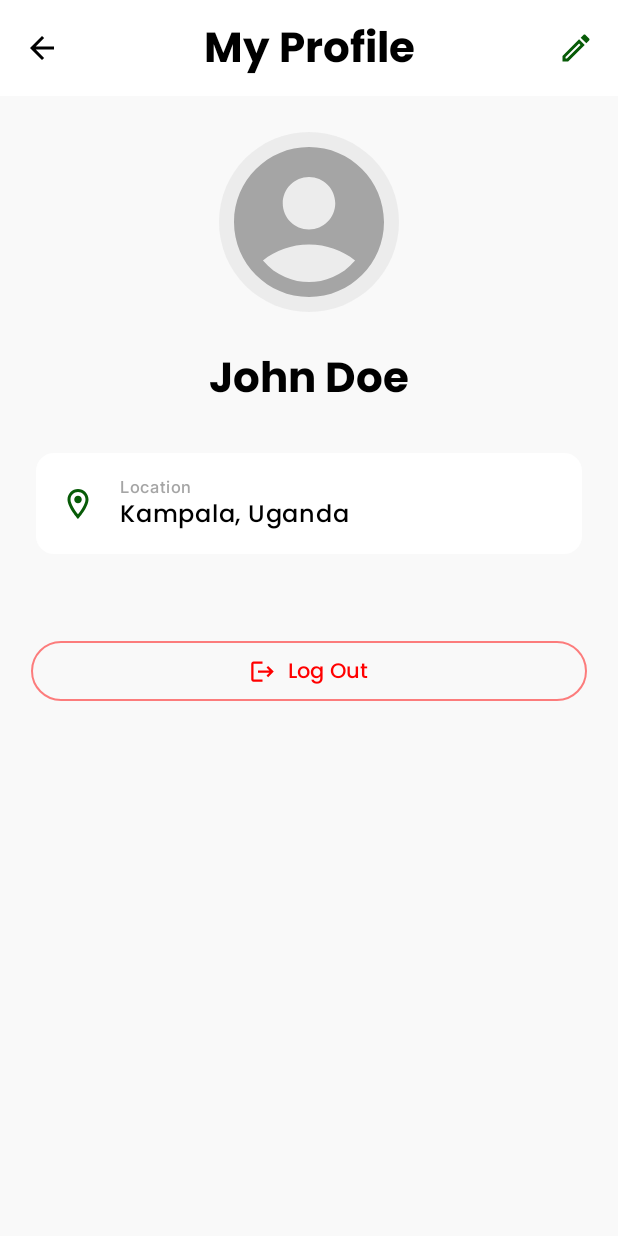
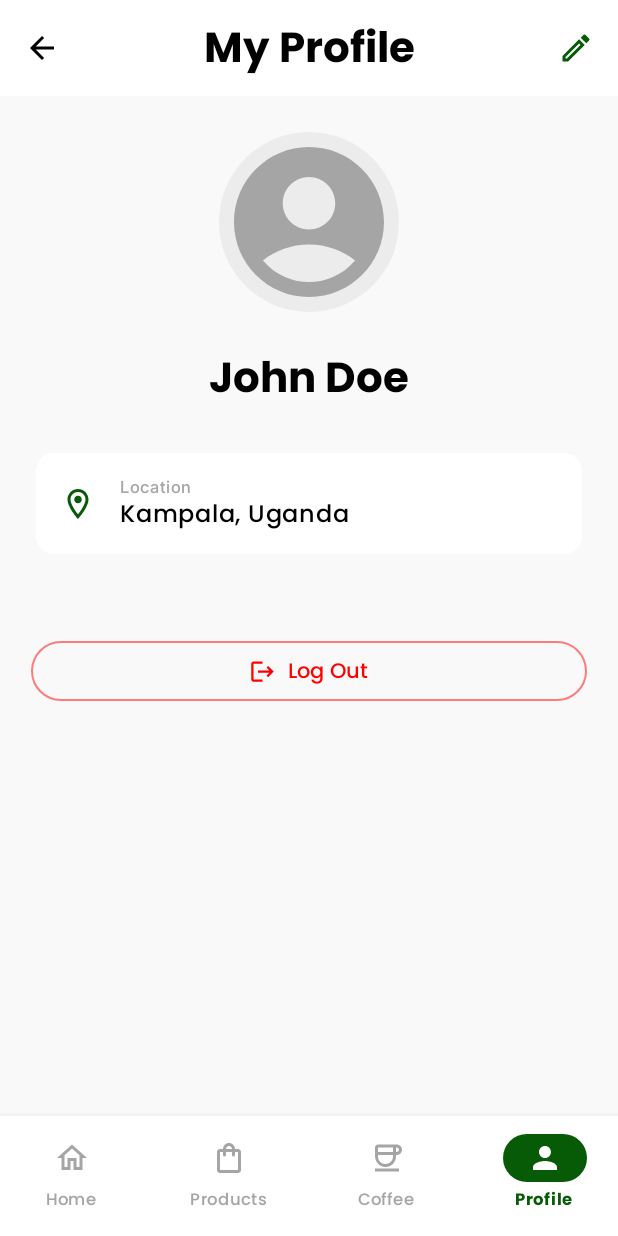
Before and after one commit to devharunah/Kawa, an Android app built with Jetpack Compose: the ProfileScreen screen opened through its navigation route, on a phone screen of 412 x 824 dp. Run offline under Robolectric (Android 15) with nearby library versions, the phone set to English and light mode, and no system bars.

Commit message:
Implement bottom navigation and refactor profile components
- Add `KawaBottomBar` component with navigation logic and styling
- Implement `BottomNavItem` sealed class for Home, Coffee, Products, and Profile routes
- Update `KawaNavGraph` to include `Scaffold` with `KawaBottomBar` for authenticated screens
- Refactor `ProfileScreen` by extracting `ProfileInfoCard`, `ExperienceEditItem`, `ExperienceReadOnlyItem`, and `SectionHeader` into separate components
- Update `Screen` sealed class to reorganize routes and rename `postproduct` to `Postproduct`
- Add `PostProduct` and `Coffee` placeholder routes to the navigation graph
- Add project dictionary words to ignore spellcheck errors

```diff
--- /dev/null
+++ b/app/src/main/java/com/example/kawa/navigation/BottomNavItem.kt
@@ -0,0 +1,47 @@
+package com.example.kawa.navigation
+
+import androidx.compose.material.icons.Icons
+import androidx.compose.material.icons.filled.Coffee
+import androidx.compose.material.icons.filled.Home
+import androidx.compose.material.icons.filled.Person
+import androidx.compose.material.icons.filled.ShoppingBag
+import androidx.compose.material.icons.outlined.Coffee
+import androidx.compose.material.icons.outlined.Home
+import androidx.compose.material.icons.outlined.Person
+import androidx.compose.material.icons.outlined.ShoppingBag
+import androidx.compose.ui.graphics.vector.ImageVector
+import com.example.kawa.navigation.screens.Screen
+
+sealed class BottomNavItem(
+    val route: String,
+    val title: String,
+    val selectedIcon: ImageVector,
+    val unselectedIcon: ImageVector
+) {
+    object Home : BottomNavItem(
+        route = Screen.Home.route,
+        title = "Home",
+        selectedIcon = Icons.Filled.Home,
+        unselectedIcon = Icons.Outlined.Home
+    )
+
+    object Coffee : BottomNavItem(
+        route = "coffee_screen", // Placeholder route
+        title = "Coffee",
+        selectedIcon = Icons.Filled.Coffee,
+        unselectedIcon = Icons.Outlined.Coffee
+    )
+    object Products : BottomNavItem(
+        route = Screen.Postproduct.route, // Currently pointing to PostProduct as requested
+        title = "Products",
+        selectedIcon = Icons.Filled.ShoppingBag,
+        unselectedIcon = Icons.Outlined.ShoppingBag
+    )
+
+    object Profile : BottomNavItem(
+        route = Screen.ProfileScreen.route,
+        title = "Profile",
+        selectedIcon = Icons.Filled.Person,
+        unselectedIcon = Icons.Outlined.Person
+    )
+}
--- a/app/src/main/java/com/example/kawa/navigation/KawaNavGraph.kt
+++ b/app/src/main/java/com/example/kawa/navigation/KawaNavGraph.kt
@@ -1,14 +1,26 @@
 package com.example.kawa.navigation
 
+import androidx.compose.foundation.layout.Box
+import androidx.compose.foundation.layout.fillMaxSize
+import androidx.compose.foundation.layout.padding
+import androidx.compose.material3.Scaffold
+import androidx.compose.material3.Text
 import androidx.compose.runtime.Composable
+import androidx.compose.runtime.getValue
+import androidx.compose.ui.Alignment
+import androidx.compose.ui.Modifier
 import androidx.navigation.NavHostController
 import androidx.navigation.compose.NavHost
 import androidx.navigation.compose.composable
+import androidx.navigation.compose.currentBackStackEntryAsState
 import androidx.navigation.compose.rememberNavController
 import com.example.kawa.auth.LoginScreen
 import com.example.kawa.auth.SignUpScreen
 import com.example.kawa.auth.classes.AuthManager
-import com.example.kawa.ui.theme.profile.ProfileScreen
+import com.example.kawa.navigation.components.KawaBottomBar
+import com.example.kawa.navigation.screens.Screen
+import com.example.kawa.ui.theme.products.PostProductScreen
+import com.example.kawa.ui.theme.profile.screens.ProfileScreen
 import com.example.kawa.ui.theme.welcome.screens.TermsAndConditionsScreen
 import com.example.kawa.ui.theme.welcome.screens.WelcomeScreen
 
@@ -16,39 +28,40 @@ import com.example.kawa.ui.theme.welcome.screens.WelcomeScreen
 fun KawaNavGraph(
     navController: NavHostController = rememberNavController()
 ) {
+    // Determine if the bottom bar should be shown
+    val navBackStackEntry by navController.currentBackStackEntryAsState()
+    val currentRoute = navBackStackEntry?.destination?.route
+
+    // List of screens where the bottom bar is visible
+    val bottomBarRoutes = listOf(
+        Screen.Home.route,
+        Screen.ProfileScreen.route,
+        Screen.Postproduct.route,
+        "coffee_screen"
+    )
+
+    Scaffold(
+        bottomBar = {
+            // Only show bottom bar if current route is in the list
+            if (currentRoute in bottomBarRoutes) {
+                KawaBottomBar(navController = navController)
+            }
+        }
+    ) { innerPadding ->
+        // The NavHost sits inside the Scaffold's padding
         NavHost(
             navController = navController,
-        startDestination = Screen.ProfileScreen.route
+            startDestination = Screen.Welcome.route, // Or Screen.Login.route depending on auth state
+            modifier = Modifier.padding(innerPadding)
         ) {
+            // --- AUTH FLOW (No Bottom Bar) ---
             composable(route = Screen.Welcome.route) {
-            WelcomeScreen(
-                onNavigateToTerms = {
-                    navController.navigate(Screen.Terms.route)
+                WelcomeScreen(onNavigateToTerms = { navController.navigate(Screen.Terms.route) })
             }
-            )
-        }
-        // 2. Terms and Conditions
             composable(route = Screen.Terms.route) {
                 TermsAndConditionsScreen(
-                onDecline = {
-                    navController.navigate(Screen.Welcome.route) {
-                        popUpTo(Screen.Welcome.route) { inclusive = true }
-                    }
-                },
-                onAgree = {
-                    //Navigate to signup screen
-                    navController.navigate(Screen.Login.route) {
-                        popUpTo(Screen.Signup.route) { inclusive = true }
-                    }
-                }
-            )
-        }
-        composable(route = Screen.Signup.route) {
-            SignUpScreen(
-                onSignUpClicked = {
-                    navController.navigate(Screen.Home.route) {
-                    }
-                }
+                    onDecline = { navController.popBackStack() },
+                    onAgree = { navController.navigate(Screen.Login.route) }
                 )
             }
             composable(route = Screen.Login.route) {
@@ -58,25 +71,56 @@ fun KawaNavGraph(
                             popUpTo(Screen.Welcome.route) { inclusive = true }
                         }
                     },
-                onNavigateToSignup = {
-                    navController.navigate(Screen.Signup.route)
-                }
+                    onNavigateToSignup = { navController.navigate(Screen.Signup.route) }
                 )
             }
-        composable(route = Screen.ProfileScreen.route) {
-            ProfileScreen(
-                onNavigateBack = { navController.popBackStack() },
-                onLogout = {
-                    // Handle firebase logout
-                    AuthManager().signOut()
-                    navController.navigate(Screen.Welcome.route) {
-                        popUpTo(0) // Clear backstack
+            composable(route = Screen.Signup.route) {
+                SignUpScreen(
+                    onSignUpClicked = {
+                        navController.navigate(Screen.Home.route) {
+                            popUpTo(Screen.Welcome.route) { inclusive = true }
                         }
                     }
                 )
             }
+
+            // --- MAIN APP FLOW (Has Bottom Bar) ---
+
+            // 1. HOME
             composable(route = Screen.Home.route) {
-            // Your HomeScreen content here
+                // Your actual Home Screen
+                Box(modifier = Modifier.fillMaxSize(), contentAlignment = Alignment.Center) {
+                    Text("Home Screen (Coming Soon)")
+                }
+            }
+
+            // 2. PRODUCTS (Currently Post Product)
+            composable(route = Screen.Postproduct.route) {
+                PostProductScreen(
+                    onNavigateBack = { navController.navigate(Screen.Home.route) },
+                    onPostSuccess = { navController.navigate(Screen.Home.route) }
+                )
+            }
+
+            // 3. COFFEE (Placeholder)
+            composable(route = "coffee_screen") {
+                Box(modifier = Modifier.fillMaxSize(), contentAlignment = Alignment.Center) {
+                    Text("Coffee Screen (Coming Soon)")
+                }
+            }
+
+            // 4. PROFILE
+            composable(route = Screen.ProfileScreen.route) {
+                ProfileScreen(
+                    onNavigateBack = { navController.navigate(Screen.Home.route) },
+                    onLogout = {
+                        AuthManager().signOut()
+                        navController.navigate(Screen.Welcome.route) {
+                            popUpTo(0)
+                        }
+                    }
+                )
             }
         }
     }
+}
--- /dev/null
+++ b/app/src/main/java/com/example/kawa/navigation/components/KawaBottomBar.kt
@@ -0,0 +1,84 @@
+package com.example.kawa.navigation.components
+
+
+import androidx.compose.material3.*
+import androidx.compose.runtime.Composable
+import androidx.compose.runtime.getValue
+import androidx.compose.ui.graphics.Color
+import androidx.compose.ui.text.font.FontWeight
+import androidx.compose.ui.unit.dp
+import androidx.compose.ui.unit.sp
+import androidx.navigation.NavController
+import androidx.navigation.compose.currentBackStackEntryAsState
+import com.example.kawa.navigation.BottomNavItem
+import com.example.kawa.navigation.screens.Screen
+import com.example.kawa.ui.theme.*
+
+@Composable
+fun KawaBottomBar(navController: NavController) {
+    val items = listOf(
+        BottomNavItem.Home,
+        BottomNavItem.Products,
+        BottomNavItem.Coffee,
+        BottomNavItem.Profile
+    )
+
+    // Observe current route to highlight the correct item
+    val navBackStackEntry by navController.currentBackStackEntryAsState()
+    val currentRoute = navBackStackEntry?.destination?.route
+
+    // We wrap this in a Surface to give it a nice shadow/elevation like the screenshot
+    Surface(
+        color = Color.White,
+        shadowElevation = 8.dp
+    ) {
+        NavigationBar(
+            containerColor = Color.White, // Background of the bar
+            tonalElevation = 0.dp
+        ) {
+            items.forEach { item ->
+                val isSelected = currentRoute == item.route
+
+                NavigationBarItem(
+                    selected = isSelected,
+                    onClick = {
+                        if (currentRoute != item.route) {
+                            navController.navigate(item.route) {
+                                // Pop up to the start destination of the graph to
+                                // avoid building up a large stack of destinations
+                                popUpTo(Screen.Home.route) {
+                                    saveState = true
+                                }
+                                // Avoid multiple copies of the same destination
+                                launchSingleTop = true
+                                // Restore state when reselecting a previously selected item
+                                restoreState = true
+                            }
+                        }
+                    },
+                    icon = {
+                        Icon(
+                            imageVector = if (isSelected) item.selectedIcon else item.unselectedIcon,
+                            contentDescription = item.title
+                        )
+                    },
+                    label = {
+                        Text(
+                            text = item.title,
+                            fontFamily = PoppinsFamily,
+                            fontWeight = if (isSelected) FontWeight.SemiBold else FontWeight.Medium,
+                            fontSize = 11.sp
+                        )
+                    },
+                    colors = NavigationBarItemDefaults.colors(
+                        selectedIconColor = white, // Icon becomes white inside the green pill
+                        selectedTextColor = green, // Label becomes green
+                        indicatorColor = green,    // The "Pill" background color
+                        unselectedIconColor = gray,
+                        unselectedTextColor = gray
+                    )
+                )
+            }
+        }
+    }
+}
--- a/app/src/main/java/com/example/kawa/ui/theme/products/PostProductsScreen.kt
+++ b/app/src/main/java/com/example/kawa/ui/theme/products/PostProductsScreen.kt
@@ -108,7 +108,6 @@ fun PostProductScreen(
                     color = black
                 )
                 Spacer(modifier = Modifier.height(8.dp))
-
                 Box(
                     modifier = Modifier
                         .fillMaxWidth()
@@ -308,7 +307,6 @@ fun PostProductScreen(
                         )
                     }
                 }
-                // Extra spacer for bottom padding
                 Spacer(modifier = Modifier.height(32.dp))
             }
         }
--- /dev/null
+++ b/app/src/main/java/com/example/kawa/ui/theme/profile/components/ProfileInfoCard.kt
@@ -0,0 +1,45 @@
+package com.example.kawa.ui.theme.profile.components
+
+import androidx.compose.foundation.background
+import androidx.compose.foundation.layout.Column
+import androidx.compose.foundation.layout.Row
+import androidx.compose.foundation.layout.Spacer
+import androidx.compose.foundation.layout.fillMaxWidth
+import androidx.compose.foundation.layout.padding
+import androidx.compose.foundation.layout.size
+import androidx.compose.foundation.layout.width
+import androidx.compose.foundation.shape.RoundedCornerShape
+import androidx.compose.material3.Icon
+import androidx.compose.material3.MaterialTheme
+import androidx.compose.material3.Text
+import androidx.compose.runtime.Composable
+import androidx.compose.ui.Alignment
+import androidx.compose.ui.Modifier
+import androidx.compose.ui.graphics.vector.ImageVector
+import androidx.compose.ui.text.font.FontWeight
+import androidx.compose.ui.unit.dp
+import com.example.kawa.ui.theme.InterFontFamily
+import com.example.kawa.ui.theme.PoppinsFamily
+import com.example.kawa.ui.theme.black
+import com.example.kawa.ui.theme.gray
+import com.example.kawa.ui.theme.green
+import com.example.kawa.ui.theme.white
+
+@Composable
+fun ProfileInfoCard(icon: ImageVector, label: String, value: String) {
+    Row(
+        modifier = Modifier
+            .fillMaxWidth()
+            .padding(horizontal = 24.dp, vertical = 6.dp)
+            .background(white, RoundedCornerShape(12.dp))
+            .padding(16.dp),
+        verticalAlignment = Alignment.CenterVertically
+    ) {
+        Icon(icon, contentDescription = null, tint = green, modifier = Modifier.size(24.dp))
+        Spacer(modifier = Modifier.width(16.dp))
+        Column {
+            Text(text = label, style = MaterialTheme.typography.labelSmall, color = gray, fontFamily = InterFontFamily)
+            Text(text = value, style = MaterialTheme.typography.bodyLarge, color = black, fontFamily = PoppinsFamily, fontWeight = FontWeight.Medium)
+        }
+    }
+}
```
Also changed, not shown: app/src/main/java/com/example/kawa/navigation/screens/screen.kt (renamed from app/src/main/java/com/example/kawa/navigation/screen.kt, +4 -4 lines), app/src/main/java/com/example/kawa/ui/theme/profile/components/ExperienceEditItem.kt (added, +70 -0 lines), app/src/main/java/com/example/kawa/ui/theme/profile/components/ExperienceReadOnlyItem.kt (added, +47 -0 lines), app/src/main/java/com/example/kawa/ui/theme/profile/components/SectionHeader.kt (added, +26 -0 lines), app/src/main/java/com/example/kawa/ui/theme/profile/screens/ProfileScreen.kt (renamed from app/src/main/java/com/example/kawa/ui/theme/profile/ProfileScreen.kt, +19 -114 lines). Lines whose indentation alone changed are shown as unchanged.
